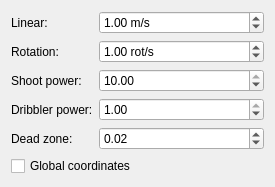
Above: src/ra/inputwidget.ui from robotics-erlangen/framework before the change. Below: the same form after it.
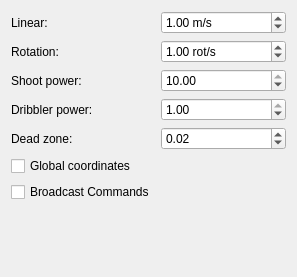
That is the form after the change.

Commit message: ra: add UI option for broadcasting UI commands and disable them in tournament mode

```diff
--- a/src/ra/inputwidget.ui
+++ b/src/ra/inputwidget.ui
@@ -6,8 +6,8 @@
    <rect>
     <x>0</x>
     <y>0</y>
-    <width>275</width>
-    <height>173</height>
+    <width>297</width>
+    <height>277</height>
    </rect>
   </property>
   <property name="windowTitle">
@@ -139,6 +139,13 @@
      </property>
     </widget>
    </item>
+   <item row="6" column="0">
+    <widget class="QCheckBox" name="checkBroadcast">
+     <property name="text">
+      <string>Broadcast Commands</string>
+     </property>
+    </widget>
+   </item>
   </layout>
  </widget>
  <resources/>
```
The commit also changes 4 other files.
